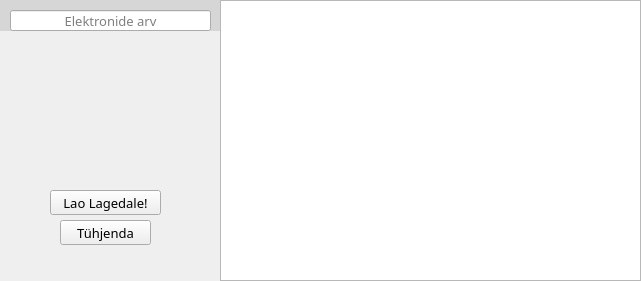
This is UI.ui in HotDamnCoder/Vinne as Qt 5 draws it before an edit. The edited form follows.
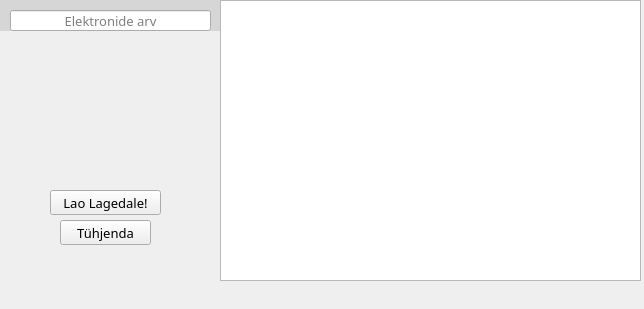
This is the edited form. Icons and pictures are not drawn.

Patch:
```diff
--- a/UI.ui
+++ b/UI.ui
@@ -6,8 +6,8 @@
    <rect>
     <x>0</x>
     <y>0</y>
-    <width>641</width>
-    <height>281</height>
+    <width>644</width>
+    <height>309</height>
    </rect>
   </property>
   <property name="font">
```
Left out of the diff: 6 changed lines with no effect on the pictures.
